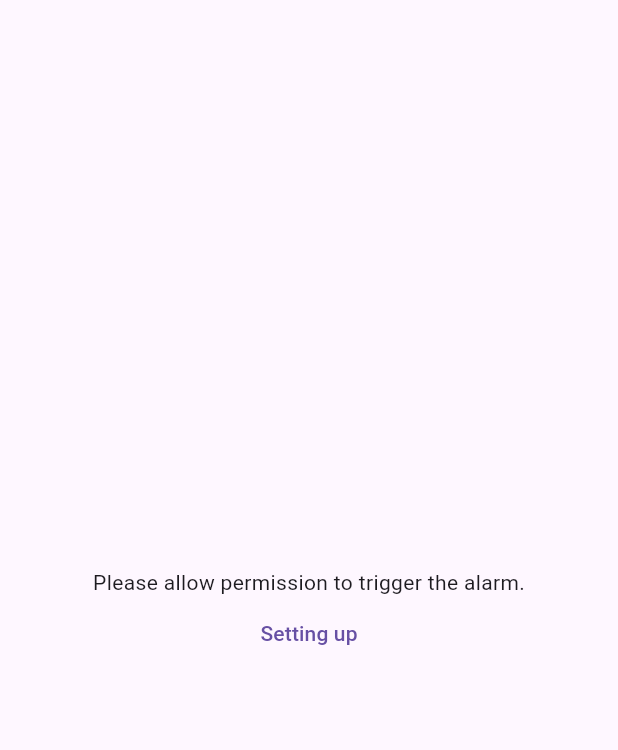
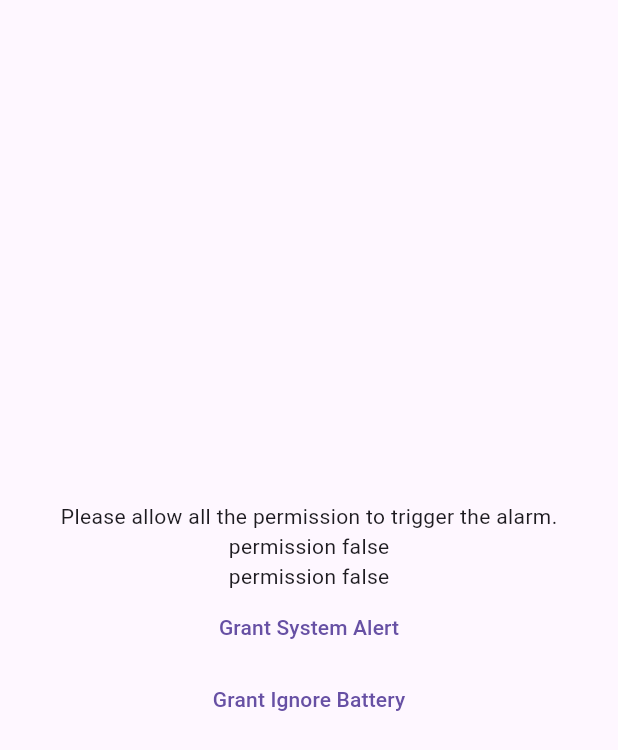
Before and after one commit to 0x01-itsmurphy/flutter_alarm_app, a Flutter app: the screen it shows after launch, on a phone screen of 412 x 824 dp. Shown: the top 750 px of the screen. Run offline on Flutter 3.47's test engine with Material 2 defaults, Android fonts, the phone set to English and light mode, and no system bars; our stand-ins replace just_audio, logger, lottie, permission_handler, shared_preferences, wakelock; missing offline and left inert: android_alarm_manager_plus, flutter_audio_output.

Commit message:
added permission and navigate to 2nd screen

```diff
--- a/lib/provider/permission_provider.dart
+++ b/lib/provider/permission_provider.dart
@@ -6,12 +6,25 @@ class PermissionProvider extends ChangeNotifier {
   PermissionProvider(this._preferences);
 
   @visibleForTesting
-  static const String systemAlertWindowGranted = "systemAlertWindowGranted";
+  String systemAlertWindowGranted = "systemAlertWindowGranted";
+  String ignoreBatteryOptimizationsGranted = "ignoreBatteryOptimizations";
+  String storageGranted = "storageGranted";
+
+  bool systemAlertWindowGrantedBool = false;
+  bool storageGrantedBool = false;
 
   final SharedPreferences _preferences;
 
   bool isGrantedAll() {
     return _preferences.getBool(systemAlertWindowGranted) ?? false;
+  }
+
+  bool isIgnoreBatteryGranted() {
+    return _preferences.getBool(ignoreBatteryOptimizationsGranted) ?? false;
+  }
+
+  bool isStorageGranted() {
+    return _preferences.getBool(storageGranted) ?? false;
   }
 
   Future<bool> requestSystemAlertWindow() async {
@@ -21,6 +34,36 @@ class PermissionProvider extends ChangeNotifier {
 
     if (await Permission.systemAlertWindow.status == PermissionStatus.granted) {
       await _preferences.setBool(systemAlertWindowGranted, true);
+      systemAlertWindowGrantedBool = true;
+      notifyListeners();
+      return true;
+    }
+    return false;
+  }
+
+  Future<bool> ignoreBatteryOptimizations() async {
+    if (await Permission.ignoreBatteryOptimizations.status !=
+        PermissionStatus.granted) {
+      await Permission.ignoreBatteryOptimizations.request();
+    }
+
+    if (await Permission.ignoreBatteryOptimizations.status ==
+        PermissionStatus.granted) {
+      await _preferences.setBool(ignoreBatteryOptimizationsGranted, true);
+      notifyListeners();
+      return true;
+    }
+    return false;
+  }
+
+  Future<bool> storagePermission() async {
+    if (await Permission.storage.status != PermissionStatus.granted) {
+      await Permission.storage.request();
+    }
+
+    if (await Permission.storage.status == PermissionStatus.granted) {
+      await _preferences.setBool(storageGranted, true);
+      storageGrantedBool = true;
       notifyListeners();
       return true;
     }
--- a/lib/view/permission_request_screen.dart
+++ b/lib/view/permission_request_screen.dart
@@ -15,20 +15,41 @@ class PermissionRequestScreen extends StatelessWidget {
     return Consumer<PermissionProvider>(
       builder: (context, provider, _) {
         if (provider.isGrantedAll()) {
-          return child;
+          // if (provider.isStorageGranted()) {
+          if (provider.isIgnoreBatteryGranted()) {
+            return child;
+          }
+          // }
         }
         return Scaffold(
           body: Center(
             child: Column(
               mainAxisAlignment: MainAxisAlignment.center,
               children: [
-                const Text('Please allow permission to trigger the alarm.'),
+                const Text(
+                    'Please allow all the permission to trigger the alarm.'),
+                Text('permission ${provider.isGrantedAll()}'),
+                Text('permission ${provider.isIgnoreBatteryGranted()}'),
+                // Text('permission ${provider.isStorageGranted()}'),
                 TextButton(
-                  onPressed: provider.requestSystemAlertWindow,
-                  child: provider.requestSystemAlertWindow == true
-                      ? Text('Setting Done')
-                      : Text('Setting up'),
-                ),
+                    onPressed: provider.requestSystemAlertWindow,
+                    child: Text(provider.isGrantedAll() == true
+                        ? 'System Alert Granted'
+                        : 'Grant System Alert')),
+                TextButton(
+                    onPressed: provider.ignoreBatteryOptimizations,
+                    child: Text(
+                      provider.isIgnoreBatteryGranted() == true
+                          ? 'Ignore Battery Granted'
+                          : "Grant Ignore Battery",
+                    )),
+                // TextButton(
+                //     onPressed: provider.storagePermission,
+                //     child: Text(
+                //       provider.isStorageGranted() == true
+                //           ? 'Storage Granted'
+                //           : 'Grant Storage',
+                //     )),
               ],
             ),
           ),
```
Also changed, not shown: lib/view/alarm_screen.dart (+39 -10 lines), lib/view/alarm_second_screen.dart (+10 -10 lines).
